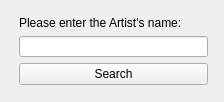
zwimer/SearchArtists, file MainWindow.ui: the form before one commit.
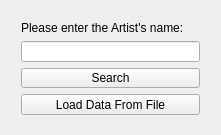
The form after the commit.

Commit message: Added load feature

```diff
--- a/MainWindow.ui
+++ b/MainWindow.ui
@@ -6,8 +6,8 @@
    <rect>
     <x>0</x>
     <y>0</y>
-    <width>224</width>
-    <height>102</height>
+    <width>221</width>
+    <height>135</height>
    </rect>
   </property>
   <property name="windowTitle">
@@ -17,10 +17,10 @@
    <widget class="QWidget" name="">
     <property name="geometry">
      <rect>
-      <x>8</x>
-      <y>5</y>
-      <width>211</width>
-      <height>91</height>
+      <x>10</x>
+      <y>10</y>
+      <width>201</width>
+      <height>116</height>
      </rect>
     </property>
     <layout class="QVBoxLayout" name="verticalLayout_2">
@@ -41,6 +41,13 @@
        </property>
       </widget>
      </item>
+     <item>
+      <widget class="QPushButton" name="loadButton">
+       <property name="text">
+        <string>Load Data From File</string>
+       </property>
+      </widget>
+     </item>
     </layout>
    </widget>
   </widget>
```
Left out of the diff: 2 changed lines with no effect on the pictures. The commit also changes 10 other files.
